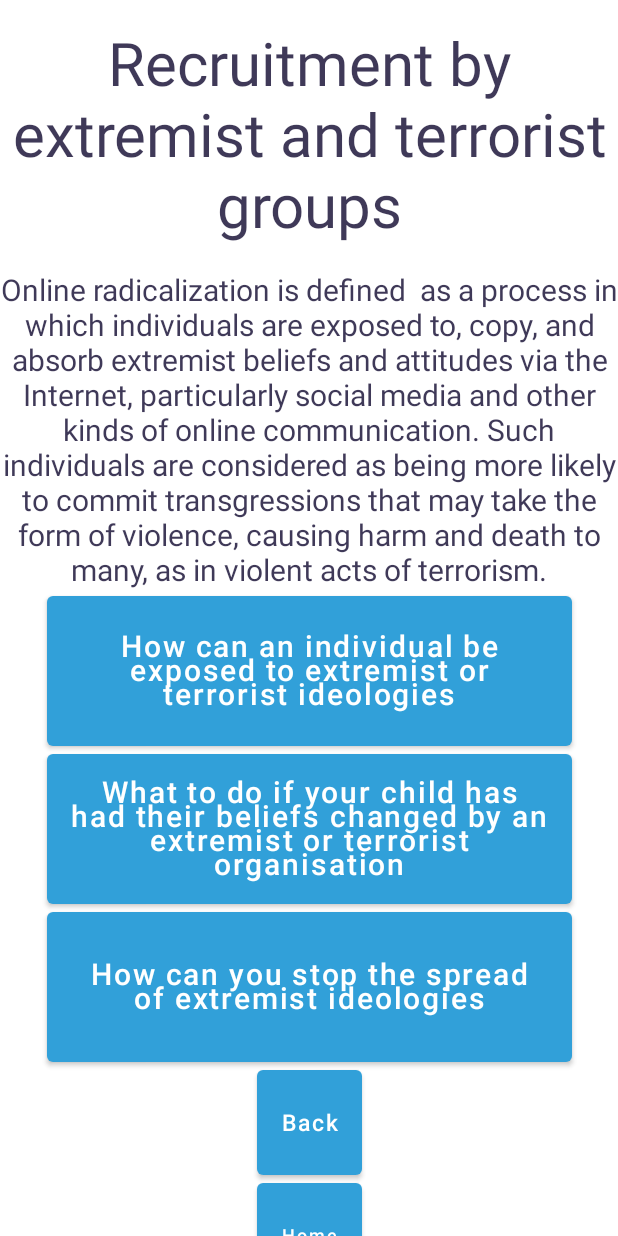
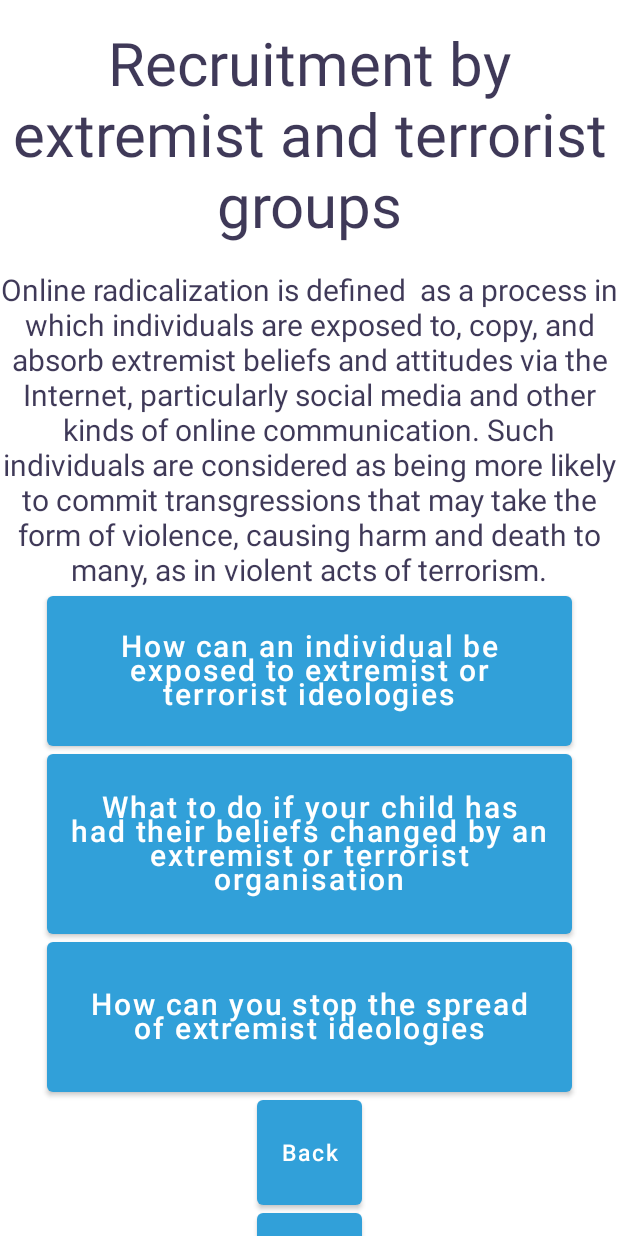
Before and after one commit to ManahalS/Hellosafe, an Android app built with Jetpack Compose: the composable RecruitmentScreen called with empty values, on a phone screen of 412 x 824 dp. Run offline under Robolectric (Android 15) with nearby library versions, the phone set to English and light mode, and no system bars; our stand-ins replace accompanist.

Commit message:
added BiggestButton.kt

```diff
--- /dev/null
+++ b/app/src/main/java/com/example/simplenavigationcompose/ui/common/BiggestButton.kt
@@ -0,0 +1,26 @@
+package com.example.simplenavigationcompose.ui.screens
+
+import androidx.compose.foundation.layout.Spacer
+import androidx.compose.foundation.layout.height
+import androidx.compose.foundation.layout.size
+import androidx.compose.material.Button
+import androidx.compose.material.Text
+import androidx.compose.runtime.Composable
+import androidx.compose.ui.Modifier
+import androidx.compose.ui.text.style.TextAlign
+import androidx.compose.ui.unit.dp
+import androidx.compose.ui.unit.sp
+
+
+@Composable
+fun BiggestButton(
+    text: String,
+    onClick: () -> Unit
+) {
+    Spacer(modifier = Modifier.height(5.dp))
+    Button(
+        onClick = onClick,
+        modifier = Modifier.size(width = 350.dp, height = 120.dp,)) {
+        Text(text, fontSize = 20.sp, textAlign = TextAlign.Center);
+    }
+}
--- a/app/src/main/java/com/example/simplenavigationcompose/ui/secondscreens/Recruitment.kt
+++ b/app/src/main/java/com/example/simplenavigationcompose/ui/secondscreens/Recruitment.kt
@@ -49,7 +49,7 @@ fun RecruitmentScreen(
             onClick = { navigateToRecruitment2(1,true)}
         )
 
-        BigButton(
+        BiggestButton(
             text = "What to do if your child has had their beliefs changed by an extremist or terrorist organisation",
             onClick = { navigateToRecruitment3(1,true)}
         )
```
